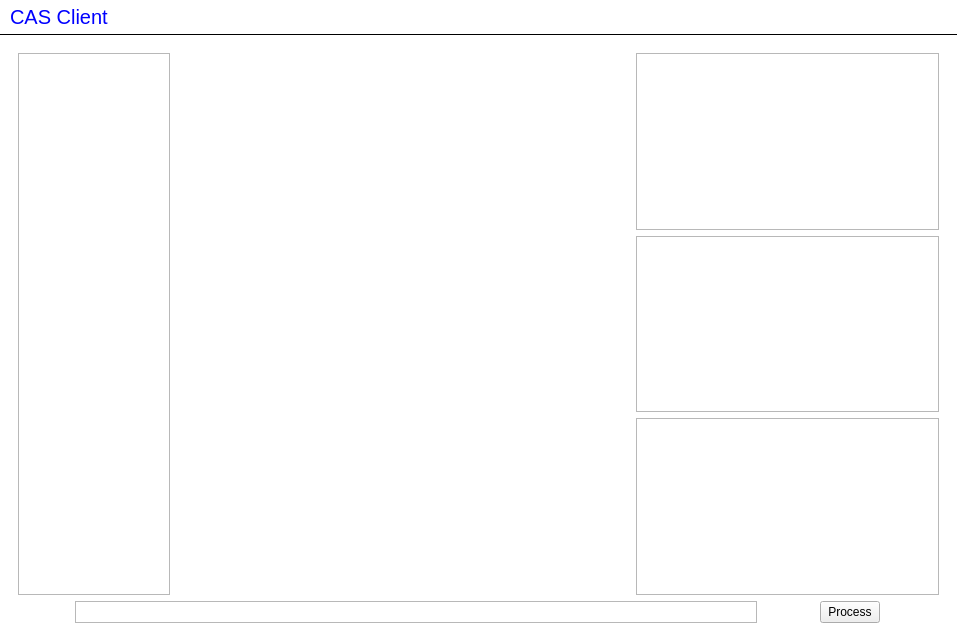
This is chatterbox/MainWindow.ui in InfoAG/CAS-Netzwerk as Qt 5 draws it before an edit. The edited form follows.
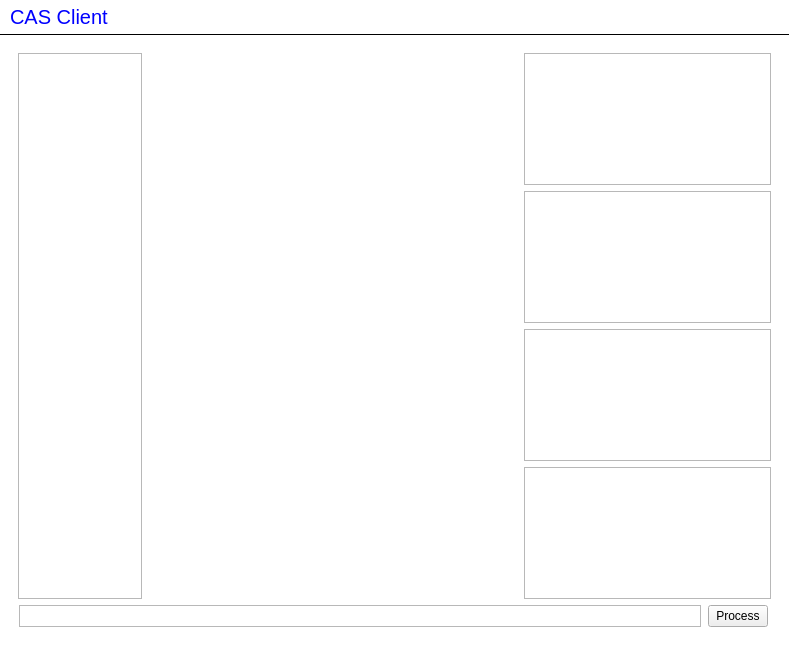
This is the edited form. Custom widgets are drawn as their Qt base class.

Diff of the .ui file:
```diff
--- a/chatterbox/MainWindow.ui
+++ b/chatterbox/MainWindow.ui
@@ -6,8 +6,8 @@
    <rect>
     <x>0</x>
     <y>0</y>
-    <width>957</width>
-    <height>641</height>
+    <width>789</width>
+    <height>645</height>
    </rect>
   </property>
   <property name="contextMenuPolicy">
@@ -115,7 +115,10 @@
                 <widget class="QListWidget" name="listWidget"/>
                </item>
                <item>
-                <widget class="QListWidget" name="listWidget_2"/>
+                <widget class="QListWidget" name="variableListWidget"/>
+               </item>
+               <item>
+                <widget class="QListWidget" name="commandListWidget"/>
                </item>
               </layout>
              </item>
```
Left out of the diff: 2 changed lines with no effect on the pictures.
